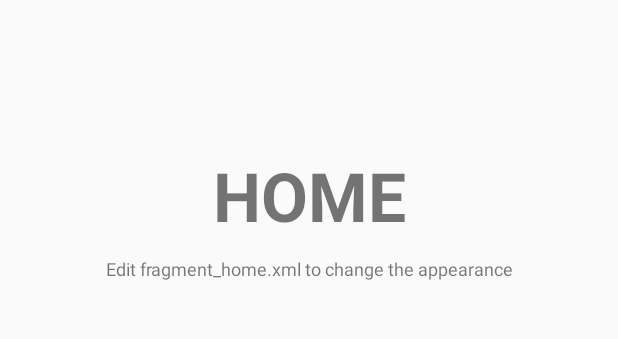
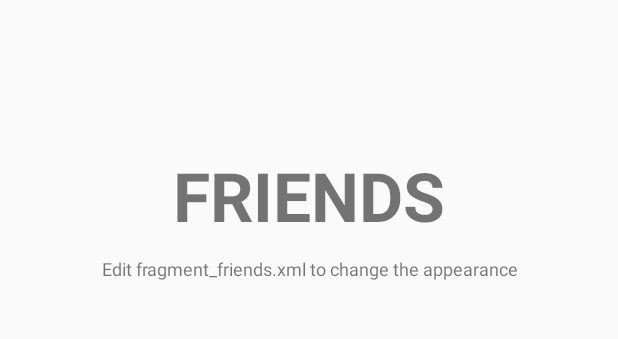
Before and after one commit to carolinags/gymapp, an Android app: the fragment FriendsFragment placed in its activity, on a phone screen of 412 x 824 dp, the part 84-423 px from its top. Run offline under Robolectric (Android 15) with nearby library versions, the phone set to English and light mode, and no system bars.

Commit message:
Changes in Friends and Messages fragments.

```diff
--- a/app/src/main/java/com/firstapp/zappts/firstapp/activity/FriendsFragment.java
+++ b/app/src/main/java/com/firstapp/zappts/firstapp/activity/FriendsFragment.java
@@ -27,7 +27,7 @@ public class FriendsFragment extends Fragment {
     @Override
     public View onCreateView(LayoutInflater inflater, ViewGroup container,
                              Bundle savedInstanceState) {
-        View rootView = inflater.inflate(R.layout.fragment_home, container, false);
+        View rootView = inflater.inflate(R.layout.fragment_friends, container, false);
 
 
         // Inflate the layout for this fragment
--- a/app/src/main/java/com/firstapp/zappts/firstapp/activity/MessagesFragment.java
+++ b/app/src/main/java/com/firstapp/zappts/firstapp/activity/MessagesFragment.java
@@ -27,7 +27,7 @@ public class MessagesFragment extends Fragment {
     @Override
     public View onCreateView(LayoutInflater inflater, ViewGroup container,
                              Bundle savedInstanceState) {
-        View rootView = inflater.inflate(R.layout.fragment_home, container, false);
+        View rootView = inflater.inflate(R.layout.fragment_messages, container, false);
 
 
         // Inflate the layout for this fragment
```
